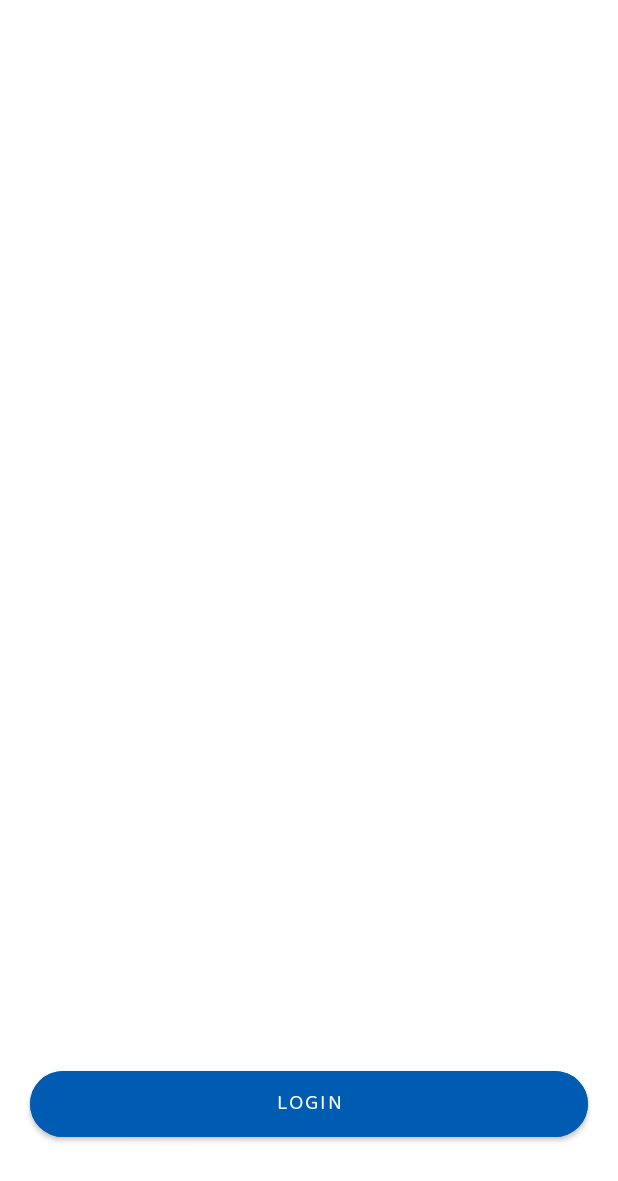
After one commit to HelfanzaNanda/travelme-mobile, an Android app: the layout fragment_not_logged_in.xml on its own in the app's theme, with its tools: preview values and no code run, on a phone screen of 412 x 824 dp. The commit adds this screen. Shown: the top 1181 px of the screen. Run offline under Robolectric (Android 15) with nearby library versions, the phone set to English and light mode, and no system bars.

Commit message:
fixing user is logged in

```diff
--- a/app/src/main/java/com/travelme/customer/BaseApp.kt
+++ b/app/src/main/java/com/travelme/customer/BaseApp.kt
@@ -12,8 +12,6 @@ import com.travelme.customer.fragments.profile_fragment.ProfileViewModel
 import com.travelme.customer.repositories.DepartureRepository
 import com.travelme.customer.repositories.OrderRepository
 import com.travelme.customer.repositories.UserRepository
-import com.travelme.customer.viewmodels.DepartureViewModel
-import com.travelme.customer.viewmodels.OrderViewModel
 import com.travelme.customer.webservices.ApiClient
 import org.koin.android.ext.koin.androidContext
 import org.koin.android.ext.koin.androidLogger
--- a/app/src/main/java/com/travelme/customer/activities/order_activity/OrderActivity.kt
+++ b/app/src/main/java/com/travelme/customer/activities/order_activity/OrderActivity.kt
@@ -1,6 +1,7 @@
 package com.travelme.customer.activities.order_activity
 
 import android.annotation.SuppressLint
+import android.content.Intent
 import androidx.appcompat.app.AppCompatActivity
 import android.os.Bundle
 import android.view.Gravity
@@ -8,6 +9,7 @@ import android.widget.Toast
 import androidx.appcompat.app.AlertDialog
 import androidx.lifecycle.Observer
 import com.travelme.customer.R
+import com.travelme.customer.activities.login_activity.LoginActivity
 import com.travelme.customer.models.HourOfDepartureAlternative
 import com.travelme.customer.models.User
 import com.travelme.customer.utilities.Constants
@@ -122,4 +124,8 @@ class OrderActivity : AppCompatActivity() {
         }
 
     private fun getPassedHourDeparture(): HourOfDepartureAlternative? = intent.getParcelableExtra("DEPARTURE_DETAIL")
+
+    override fun onResume() {
+        super.onResume()
+    }
 }
--- a/app/src/main/java/com/travelme/customer/activities/register_activity/RegisterActivity.kt
+++ b/app/src/main/java/com/travelme/customer/activities/register_activity/RegisterActivity.kt
@@ -28,7 +28,6 @@ class RegisterActivity : AppCompatActivity() {
         txt_login.setOnClickListener { startActivity(Intent(this@RegisterActivity, LoginActivity::class.java)) }
 
         registerViewModel.listenToState().observe(this, Observer { handleUIState(it) })
-
 
         btn_register.setOnClickListener {
             val name = et_name.text.toString().trim()
--- a/app/src/main/res/layout/activity_departure_by_dest.xml
+++ b/app/src/main/res/layout/activity_departure_by_dest.xml
@@ -92,6 +92,7 @@
     </LinearLayout>
 
     <Spinner
+
         android:layout_marginEnd="10dp"
         android:layout_alignParentEnd="true"
         android:layout_marginTop="10dp"
--- /dev/null
+++ b/app/src/main/res/layout/fragment_not_logged_in.xml
@@ -0,0 +1,22 @@
+<?xml version="1.0" encoding="utf-8"?>
+<RelativeLayout xmlns:android="http://schemas.android.com/apk/res/android"
+    xmlns:app="http://schemas.android.com/apk/res-auto"
+    android:orientation="vertical"
+    android:layout_width="match_parent"
+    android:layout_height="match_parent">
+
+    <com.google.android.material.button.MaterialButton
+        android:layout_marginBottom="60dp"
+        android:padding="10dp"
+        app:cornerRadius="56dp"
+        android:backgroundTint="@color/colorPrimaryDark"
+        android:layout_marginEnd="20dp"
+        android:layout_marginStart="20dp"
+        android:text="Login"
+        android:layout_alignParentBottom="true"
+        android:id="@+id/btn_login"
+        android:layout_width="match_parent"
+        android:layout_height="wrap_content"/>
+
+
+</RelativeLayout>
```
Also changed, not shown: app/src/main/AndroidManifest.xml (+10 -9 lines), app/src/main/java/com/travelme/customer/activities/DetailOwnerActivity.kt (+21 -3 lines), app/src/main/java/com/travelme/customer/activities/ForgotPasswordActivity.kt (added, +13 -0 lines), app/src/main/java/com/travelme/customer/activities/MainActivity.kt (+2 -9 lines), app/src/main/java/com/travelme/customer/activities/MapsActivity.kt (+0 -14 lines), app/src/main/java/com/travelme/customer/activities/departure_by_dest_activity/DepartureByDestActivity.kt (+14 -7 lines), app/src/main/java/com/travelme/customer/activities/login_activity/LoginActivity.kt (+10 -2 lines), app/src/main/java/com/travelme/customer/fragments/order_fragment/OrderFragment.kt (+25 -6 lines), app/src/main/java/com/travelme/customer/fragments/profile_fragment/ProfileFragment.kt (+44 -7 lines), app/src/main/res/layout/activity_forgot_password.xml (added, +9 -0 lines).
